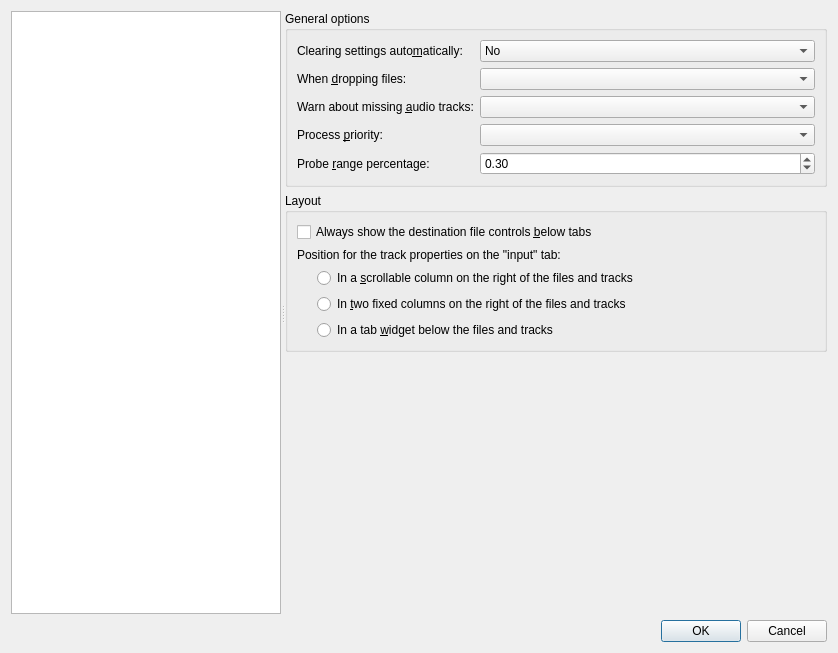
First picture: the form in src/mkvtoolnix-gui/forms/main_window/preferences_dialog.ui, repository jpsdr/MKVToolnix-Windows-7, before the edit.
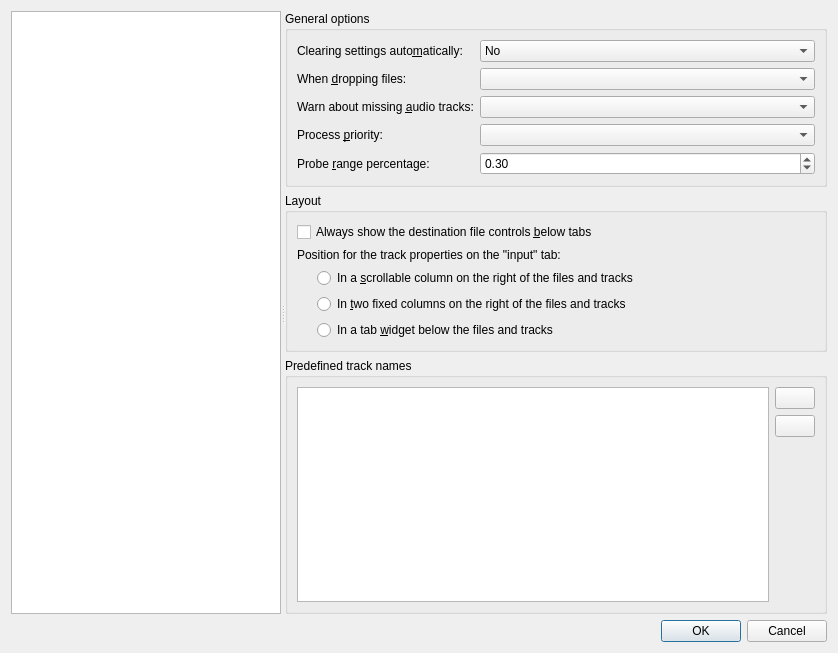
Second picture: the form after the edit. The open tabs and pages were chosen to show the change. Icons and pictures are not drawn. Custom widgets are drawn as their Qt base class.

Commit message:
GUI: mux: let user predefine track names to select from
Part of the implementation of #2230.

```diff
--- a/src/mkvtoolnix-gui/forms/main_window/preferences_dialog.ui
+++ b/src/mkvtoolnix-gui/forms/main_window/preferences_dialog.ui
@@ -542,17 +542,62 @@
          </widget>
         </item>
         <item>
-         <spacer name="verticalSpacer_7">
+         <widget class="QGroupBox" name="gpMPredefinedTrackNames">
+          <property name="title">
+           <string>Predefined track names</string>
+          </property>
+          <layout class="QHBoxLayout" name="horizontalLayout_14">
+           <item>
+            <widget class="QListWidget" name="lwMPredefinedTrackNames">
+             <property name="selectionMode">
+              <enum>QAbstractItemView::ExtendedSelection</enum>
+             </property>
+             <property name="sortingEnabled">
+              <bool>true</bool>
+             </property>
+            </widget>
+           </item>
+           <item>
+            <layout class="QVBoxLayout" name="verticalLayout_21">
+             <item>
+              <widget class="QPushButton" name="pbMAddPredefinedTrackName">
+               <property name="text">
+                <string/>
+               </property>
+               <property name="icon">
+                <iconset resource="../../qt_resources.qrc">
+                 <normaloff>:/icons/16x16/list-add.png</normaloff>:/icons/16x16/list-add.png</iconset>
+               </property>
+              </widget>
+             </item>
+             <item>
+              <widget class="QPushButton" name="pbMRemovePredefinedTrackNames">
+               <property name="text">
+                <string/>
+               </property>
+               <property name="icon">
+                <iconset resource="../../qt_resources.qrc">
+                 <normaloff>:/icons/16x16/list-remove.png</normaloff>:/icons/16x16/list-remove.png</iconset>
+               </property>
+              </widget>
+             </item>
+             <item>
+              <spacer name="verticalSpacer_3">
           <property name="orientation">
            <enum>Qt::Vertical</enum>
           </property>
           <property name="sizeHint" stdset="0">
            <size>
             <width>20</width>
-            <height>82</height>
+                 <height>40</height>
            </size>
           </property>
          </spacer>
+             </item>
+            </layout>
+           </item>
+          </layout>
+         </widget>
         </item>
        </layout>
       </widget>
```
Left out of the diff: 3 changed lines with no effect on the pictures. Lines whose indentation alone changed are shown as unchanged. The commit also changes 8 other files.
